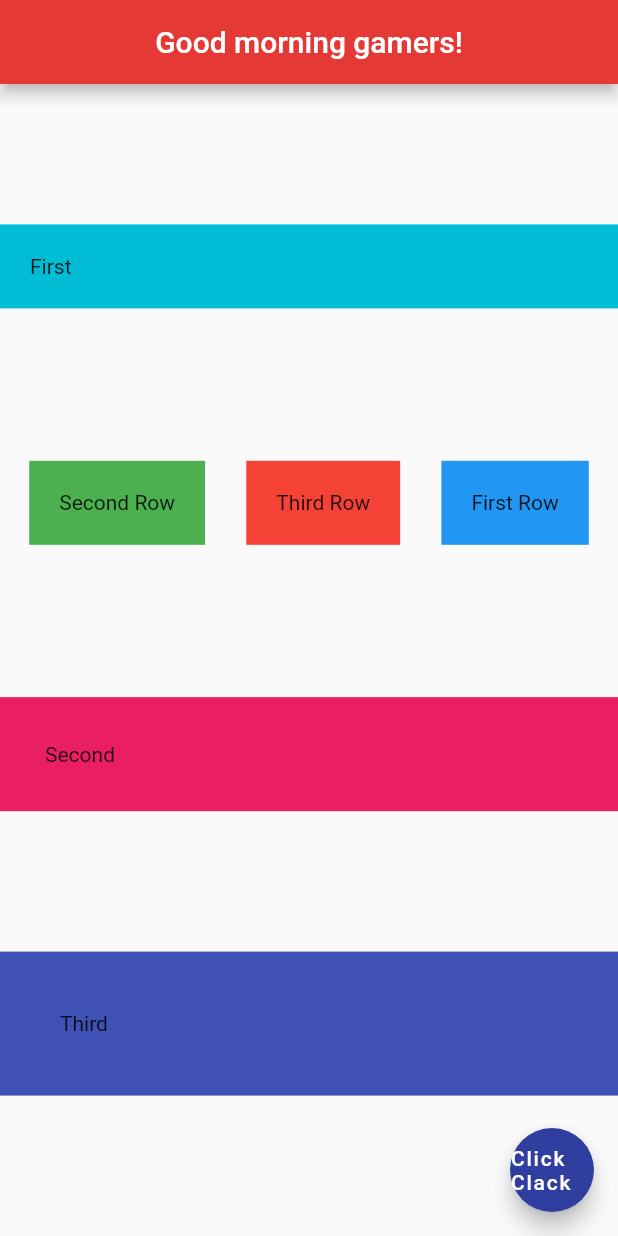
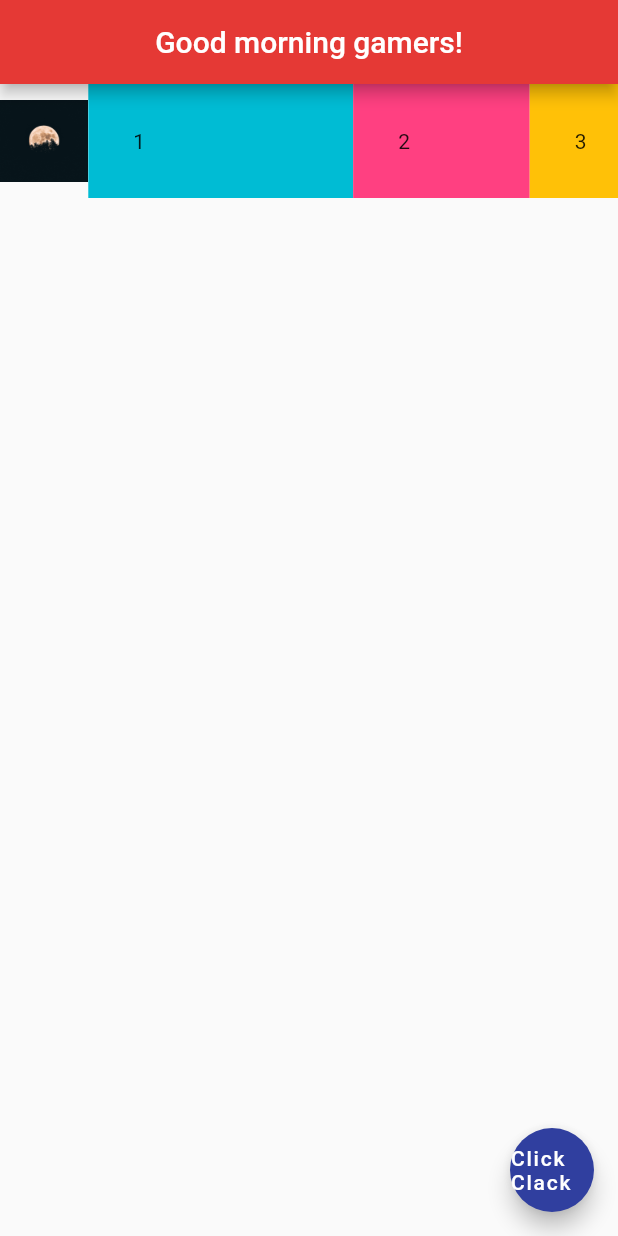
Before and after one commit to neilaldrei/flutter-tutorial-app1, a Flutter app: the screen it shows after launch, on a phone screen of 412 x 824 dp. Run offline on Flutter 3.47's test engine with Material 2 defaults, Android fonts, the phone set to English and light mode, and no system bars.

Commit message:
Lesson #14: Expanded widgets

```diff
--- a/lib/main.dart
+++ b/lib/main.dart
@@ -15,51 +15,80 @@ class Home extends StatelessWidget {
         centerTitle: true,
         backgroundColor: Colors.red[600],
       ),
-      body: Column(
-        mainAxisAlignment: MainAxisAlignment.spaceEvenly,
-        crossAxisAlignment: CrossAxisAlignment.stretch,
-        // Flutter outline and Shorcuts (Press the damn light bulb)
+      body: Row(
         children: <Widget>[
-          Container(
-            padding: EdgeInsets.all(20.0),
-            color: Colors.cyan,
-            child: Text('First')
+          Expanded(child: Image.asset('assets/full-moon.jpg')),
+          Expanded(
+              flex: 3,
+              child: Container(
+              padding: EdgeInsets.all(30.0),
+              color: Colors.cyan,
+              child: Text("1")
+            ),
           ),
-          Row(
-            mainAxisAlignment: MainAxisAlignment.spaceEvenly,
-            children: <Widget>[
-              Container(
-                padding: EdgeInsets.all(20.0),
-                color: Colors.green,
-                child: Text('Second Row')
-              ),
-              Padding(
-                padding: const EdgeInsets.all(8.0),
-                child: Container(
-                  padding: EdgeInsets.all(20.0),
-                  color: Colors.red,
-                  child: Text('Third Row')
-                ),
-              ),
-              Container(
-                padding: EdgeInsets.all(20.0),
-                color: Colors.blue,
-                child: Text('First Row')
-              ),
-            ],
+          Expanded(
+              flex: 2,
+              child: Container(
+              padding: EdgeInsets.all(30.0),
+              color: Colors.pinkAccent,
+              child: Text("2")
+            ),
           ),
-          Container(
-            padding: EdgeInsets.all(30.0),
-            color: Colors.pink,
-            child: Text('Second')
-          ),
-          Container(
-            padding: EdgeInsets.all(40.0),
-            color: Colors.indigo,
-            child: Text('Third')
+          Expanded(
+              flex: 1,
+              child: Container(
+              padding: EdgeInsets.all(30.0),
+              color: Colors.amber,
+              child: Text("3")
+            ),
           ),
         ],
       ),
+      // body: Column(
+      //   mainAxisAlignment: MainAxisAlignment.spaceEvenly,
+      //   crossAxisAlignment: CrossAxisAlignment.stretch,
+      //   Flutter outline and Shorcuts (Press the damn light bulb)
+      //   children: <Widget>[
+      //     Container(
+      //       padding: EdgeInsets.all(20.0),
+      //       color: Colors.cyan,
+      //       child: Text('First')
+      //     ),
+      //     Row(
+      //       mainAxisAlignment: MainAxisAlignment.spaceEvenly,
+      //       children: <Widget>[
+      //         Container(
+      //           padding: EdgeInsets.all(20.0),
+      //           color: Colors.green,
+      //           child: Text('Second Row')
+      //         ),
+      //         Padding(
+      //           padding: const EdgeInsets.all(8.0),
+      //           child: Container(
+      //             padding: EdgeInsets.all(20.0),
+      //             color: Colors.red,
+      //             child: Text('Third Row')
+      //           ),
+      //         ),
+      //         Container(
+      //           padding: EdgeInsets.all(20.0),
+      //           color: Colors.blue,
+      //           child: Text('First Row')
+      //         ),
+      //       ],
+      //     ),
+      //     Container(
+      //       padding: EdgeInsets.all(30.0),
+      //       color: Colors.pink,
+      //       child: Text('Second')
+      //     ),
+      //     Container(
+      //       padding: EdgeInsets.all(40.0),
+      //       color: Colors.indigo,
+      //       child: Text('Third')
+      //     ),
+      //   ],
+      // ),
       // body: Row(
       //   mainAxisAlignment: MainAxisAlignment.spaceEvenly,
       //   crossAxisAlignment: CrossAxisAlignment.start,
```
